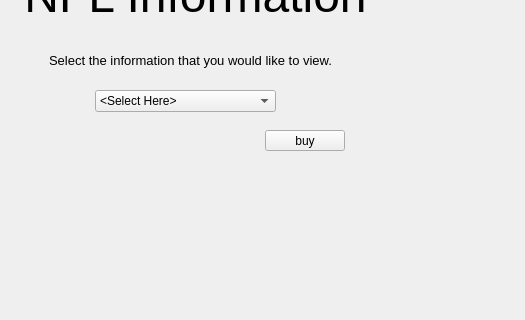
Old version of the form mainwindow.ui in the repository Jesus0342/CS1D-Project-2; both pictures show x 126 to 651 and y 88 to 408 of the 651 by 575 pixel window.
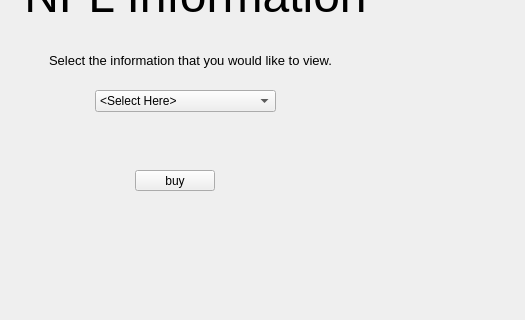
New version of the form. The open tabs and pages were chosen to show the change.

Diff of the .ui file:
```diff
--- a/mainwindow.ui
+++ b/mainwindow.ui
@@ -169,8 +169,8 @@
        <widget class="QPushButton" name="pushButton_testBuy">
         <property name="geometry">
          <rect>
-          <x>380</x>
-          <y>190</y>
+          <x>250</x>
+          <y>230</y>
           <width>80</width>
           <height>21</height>
          </rect>
```
Left out of the diff: 2 changed lines with no effect on the pictures.
